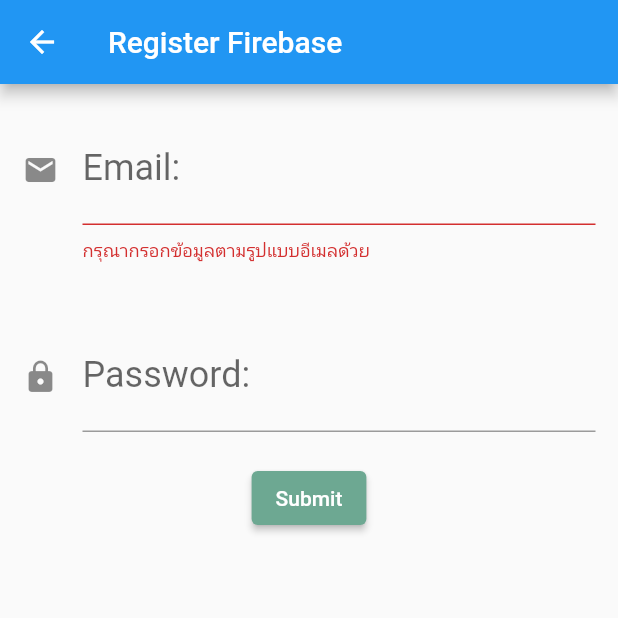
After one commit to anutchai/mobileappweek1, a Flutter app: the FirebaseRegister screen opened by its route, after a tap on "Submit", on a phone screen of 412 x 824 dp, the top half of it. The commit adds this screen. Run offline on Flutter 3.47's test engine with Material 2 defaults, Android fonts, the phone set to English and light mode, and no system bars; our stand-ins replace better_player, firebase_auth, firebase_core, geocoding, geolocator, image_picker and 1 more; accounts and stored records are empty.

Commit message:
Update file

```diff
--- a/lib/main.dart
+++ b/lib/main.dart
@@ -1,14 +1,24 @@
+import 'package:firebase_core/firebase_core.dart';
 import 'package:flutter/material.dart';
 import 'package:mobileappweek1/config/constant.dart';
 import 'package:mobileappweek1/screen/dashboard.dart';
+import 'package:mobileappweek1/screen/firebaseregister.dart';
 import 'package:mobileappweek1/screen/login.dart';
 import 'package:mobileappweek1/screen/packageimage.dart';
 import 'package:mobileappweek1/screen/packagelocation.dart';
 import 'package:mobileappweek1/screen/packagevideo.dart';
-import 'package:mobileappweek1/screen/register.dart';
 import 'screen/index.dart';
 
-void main() => runApp(MyApp());
+// void main() => runApp(MyApp());
+
+Future<void> main() async {
+  // เปิด Connection ไปที่ Firebase
+  WidgetsFlutterBinding.ensureInitialized();
+  await Firebase.initializeApp();
+
+  // Run App
+  runApp(MyApp());
+}
 
 class MyApp extends StatelessWidget {
   @override
@@ -17,7 +27,7 @@ class MyApp extends StatelessWidget {
       home: Index(),
       routes: {
         'Login': (context) => Login(),
-        'Register': (context) => Register(),
+        'Register': (context) => FirebaseRegister(),
         'Dashboard': (context) => Dashboard(),
         'Image': (context) => PackageImage(),
         'Video': (context) => PackageVideo(),
--- /dev/null
+++ b/lib/screen/firebaseregister.dart
@@ -0,0 +1,208 @@
+import 'package:firebase_auth/firebase_auth.dart';
+import 'package:flutter/material.dart';
+import 'package:mobileappweek1/config/constant.dart';
+import 'package:mobileappweek1/screen/login.dart';
+
+class FirebaseRegister extends StatefulWidget {
+  const FirebaseRegister({Key? key}) : super(key: key);
+
+  @override
+  _FirebaseRegisterState createState() => _FirebaseRegisterState();
+}
+
+class _FirebaseRegisterState extends State<FirebaseRegister> {
+  var name, surname, email, password;
+  final formKey = GlobalKey<FormState>();
+
+  @override
+  Widget build(BuildContext context) {
+    return SafeArea(
+      child: Scaffold(
+        appBar: AppBar(
+          title: Text('Register Firebase'),
+        ),
+        body: Form(
+          key: formKey,
+          child: SingleChildScrollView(
+            child: Column(
+              children: [
+                // txtName(),
+                // txtSurname(),
+                txtEmail(),
+                txtPassword(),
+                btnSubmit(),
+              ],
+            ),
+          ),
+        ),
+      ),
+    );
+  }
+
+  Widget txtName() {
+    return Container(
+      margin: EdgeInsets.fromLTRB(15, 20, 15, 20),
+      child: TextFormField(
+        style: TextStyle(
+          fontSize: 24,
+          color: pColor,
+        ),
+        decoration: InputDecoration(
+          labelText: 'Name:',
+          icon: Icon(Icons.account_circle),
+          hintText: 'Input your name',
+        ),
+        validator: (value) {
+          if (value!.isEmpty) {
+            return 'กรุณาใส่ข้อมูลด้วย';
+          } else if (value.length < 2) {
+            return 'กรุณาใส่ข้อมูลมากกว่า 2 ตัวอักษร';
+          }
+        },
+        onSaved: (value) {
+          name = value;
+        },
+      ),
+    );
+  }
+
+  Widget txtSurname() {
+    return Container(
+      margin: EdgeInsets.fromLTRB(15, 20, 15, 20),
+      child: TextFormField(
+        style: TextStyle(
+          fontSize: 24,
+          color: pColor,
+        ),
+        decoration: InputDecoration(
+          labelText: 'Surname:',
+          icon: Icon(Icons.add_reaction_sharp),
+          hintText: 'Input your surname',
+        ),
+        validator: (value) {
+          if (value!.isEmpty) {
+            return 'กรุณากรอกข้อมูล';
+          }
+        },
+        onSaved: (value) {
+          surname = value!.trim();
+        },
+      ),
+    );
+  }
+
+  Widget txtEmail() {
+    return Container(
+      margin: EdgeInsets.fromLTRB(15, 20, 15, 20),
+      child: TextFormField(
+        keyboardType: TextInputType.emailAddress,
+        style: TextStyle(
+          fontSize: 24,
+          color: pColor,
+        ),
+        decoration: InputDecoration(
+          labelText: 'Email:',
+          icon: Icon(Icons.email),
+          hintText: 'Input your email',
+        ),
+        validator: (value) {
+          if (!(value!.contains('@'))) {
+            return 'กรุณากรอกข้อมูลตามรูปแบบอีเมลด้วย';
+          } else if (!(value.contains('.'))) {
+            return 'กรุณากรอกข้อมูลตามรูปแบบอีเมลด้วย';
+          }
+        },
+        onSaved: (value) {
+          email = value;
+        },
+      ),
+    );
+  }
+
+  Widget txtPassword() {
+    return Container(
+      margin: EdgeInsets.fromLTRB(15, 20, 15, 20),
+      child: TextFormField(
+        obscureText: true,
+        style: TextStyle(
+          fontSize: 24,
+          color: pColor,
+        ),
+        decoration: InputDecoration(
+          labelText: 'Password:',
+          icon: Icon(Icons.lock),
+          hintText: 'Input your password',
+        ),
+        onSaved: (value) {
+          password = value;
+        },
+      ),
+    );
+  }
+
+  Widget btnSubmit() => ElevatedButton(
+        style: ElevatedButton.styleFrom(
+          primary: pColor,
+        ),
+        onPressed: () {
+          if (formKey.currentState!.validate()) {
+            formKey.currentState!.save();
+            registerFirbase();
+          }
+        },
+        child: Text('Submit'),
+      );
+
+  Future<void> registerFirbase() async {
+    try {
+      // ส่งข้อมูล Email และ Password ไปที่ Firebase
+      await FirebaseAuth.instance
+          .createUserWithEmailAndPassword(email: email, password: password)
+          .then((value) {
+        // คำสั่งไว้สำหรับการไปเรียกหน้าใหม่ขึ้น
+        MaterialPageRoute materialPageRoute =
+            MaterialPageRoute(builder: (BuildContext context) => Login());
+        Navigator.of(context).pushAndRemoveUntil(
+            materialPageRoute, (Route<dynamic> route) => false);
+      }).catchError((onError) {
+        print(onError);
+        var msg = '${onError}';
+        showAlert(msg);
+      });
+    } catch (e) {
+      // print(e);
+    }
+  }
+
+  void showAlert(String message) {
+    showDialog(
+        context: context,
+        builder: (BuildContext context) {
+          return AlertDialog(
+            title: ListTile(
+              leading: Icon(
+                Icons.error,
+                color: Colors.red,
+                size: 48,
+              ),
+              title: Text(
+                "พบข้อผิดพลาด",
+                style: TextStyle(
+                  color: Colors.red,
+                  fontSize: 24,
+                ),
+              ),
+            ),
+            content: Text(message),
+            actions: [
+              ElevatedButton(
+                onPressed: () {
+                  Navigator.of(context).pop();
+                },
+                child: Text("ปิด"),
+              )
+            ],
+          );
+        });
+  }
+}
--- a/pubspec.yaml
+++ b/pubspec.yaml
@@ -24,6 +24,8 @@ dependencies:
   location: ^4.3.0
   geolocator: ^7.7.0
   geocoding: ^2.0.1
+  firebase_core: ^1.8.0
+  firebase_auth: ^3.1.4
 
 
 dev_dependencies:
```
Also changed, not shown: pubspec.lock, 3 other files.
